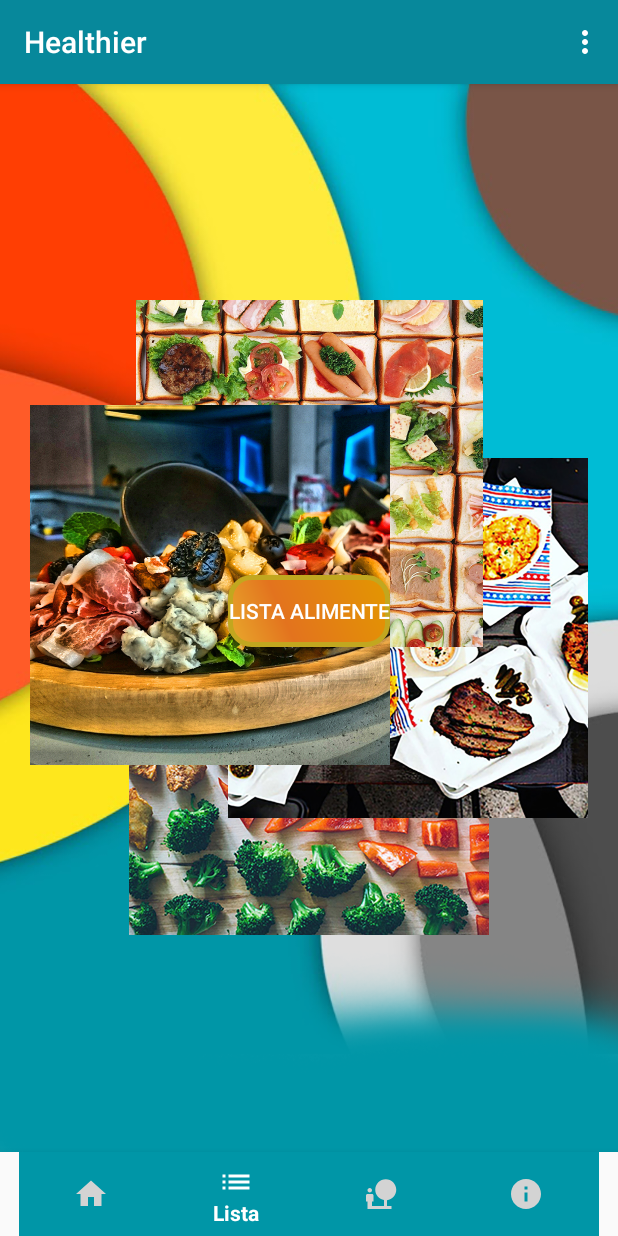
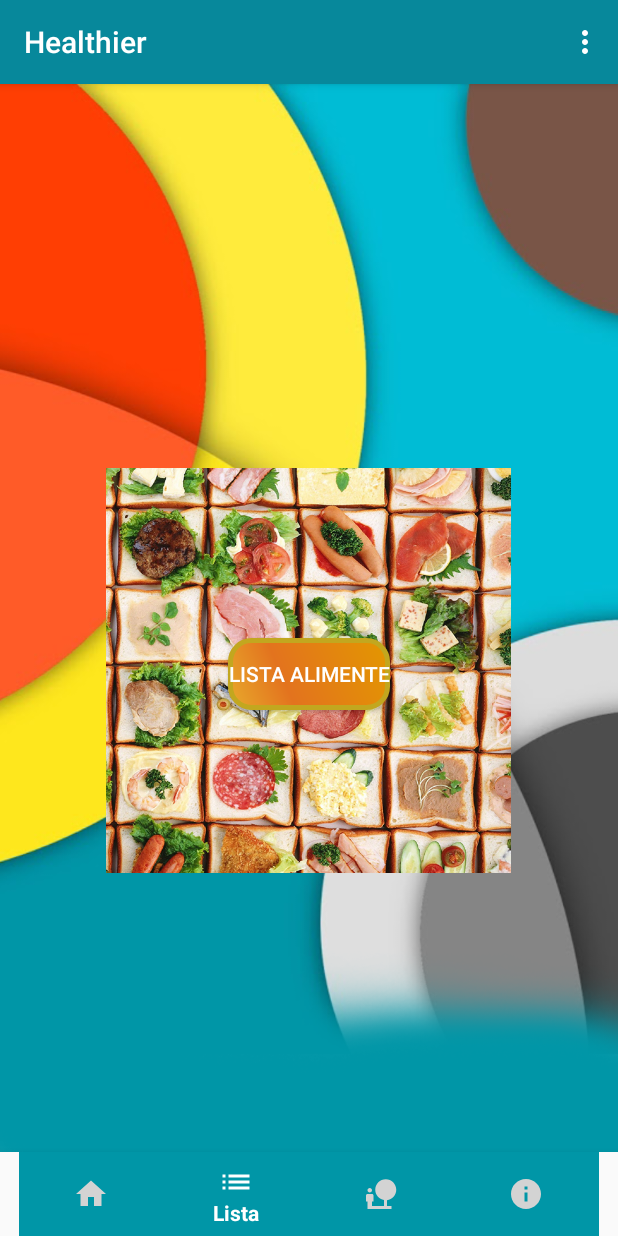
Before and after one commit to CosminIulian/Healthier, an Android app: the screen it shows after launch (MainActivity), item 2 of the bottom bar chosen, on a phone screen of 412 x 824 dp. Run offline under Robolectric (Android 15) with nearby library versions, the phone set to English and light mode, and no system bars.

Commit message:
Update go_to_list_fragment.xml

```diff
--- a/app/src/main/res/layout/go_to_list_fragment.xml
+++ b/app/src/main/res/layout/go_to_list_fragment.xml
@@ -19,37 +19,12 @@
         android:textColor="#ffffff" />
 
     <ImageView
-        android:id="@+id/foodsIv1"
-        android:layout_width="240dp"
-        android:layout_height="240dp"
-        android:layout_alignTop="@+id/goToListBtn"
+        android:id="@+id/foodsIv3"
+        android:layout_width="270dp"
+        android:layout_height="270dp"
+        android:layout_alignParentTop="true"
         android:layout_centerHorizontal="true"
-        app:srcCompat="@drawable/food1" />
-
-    <ImageView
-        android:id="@+id/foodsIv2"
-        android:layout_width="240dp"
-        android:layout_height="240dp"
-        android:layout_alignParentTop="true"
-        android:layout_alignStart="@+id/goToListBtn"
-        android:layout_marginTop="105dp"
-        app:srcCompat="@drawable/food2" />
-
-    <ImageView
-        android:id="@+id/foodsIv3"
-        android:layout_width="240dp"
-        android:layout_height="240dp"
-        android:layout_alignBottom="@+id/goToListBtn"
-        android:layout_centerHorizontal="true"
+        android:layout_marginTop="70dp"
         app:srcCompat="@drawable/food3" />
 
-    <ImageView
-        android:id="@+id/foodsIv4"
-        android:layout_width="240dp"
-        android:layout_height="240dp"
-        android:layout_alignEnd="@+id/goToListBtn"
-        android:layout_alignParentTop="true"
-        android:layout_marginTop="70dp"
-        app:srcCompat="@drawable/food4" />
-
 </RelativeLayout>
```
